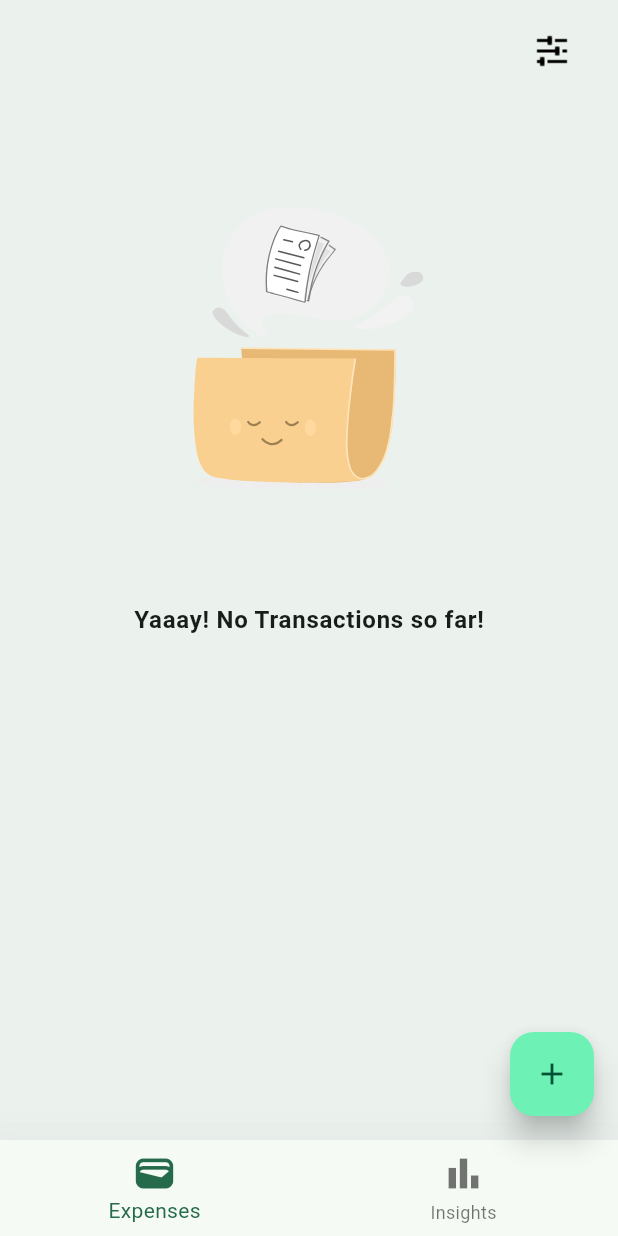
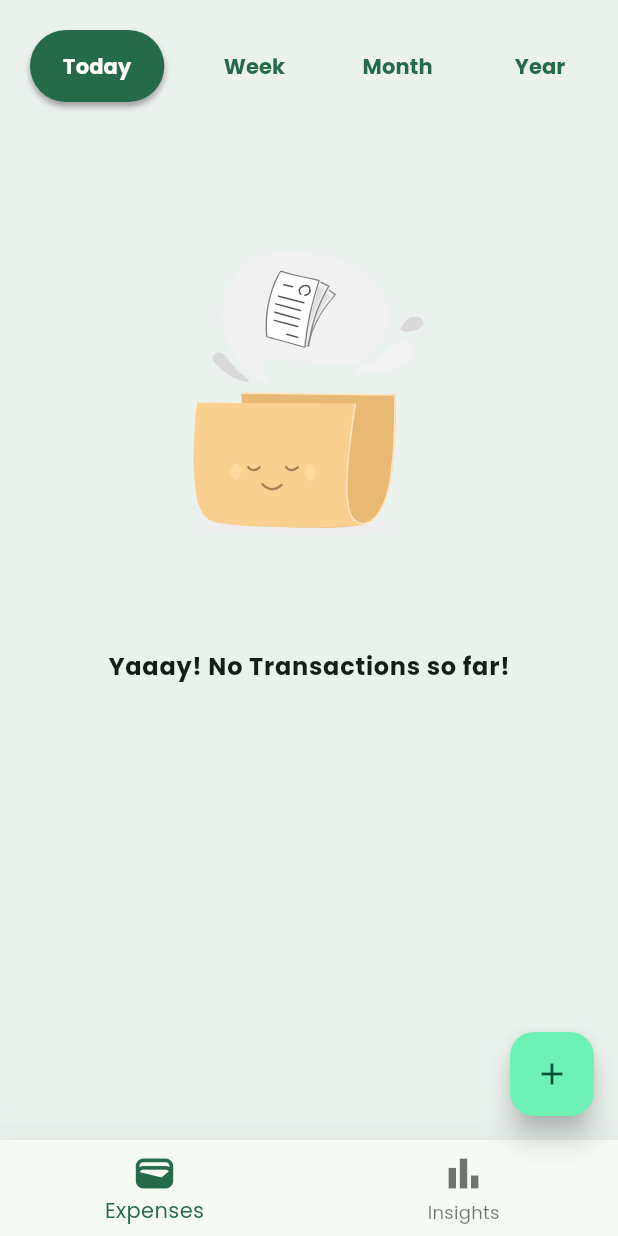
Before and after one commit to suhailamir94/expense_ez, a Flutter app: the screen it shows after launch, on a phone screen of 412 x 824 dp. Run offline on Flutter 3.47's test engine with Material 3 defaults, Android fonts, the phone set to English and light mode, and no system bars; our stand-ins replace fl_chart, flutter_animate, flutter_riverpod, google_fonts, hive, lottie; accounts and stored records are empty.

Commit message:
add filter bar on home screen and remove old filters screen

```diff
--- a/lib/main.dart
+++ b/lib/main.dart
@@ -28,8 +28,9 @@ class MyApp extends StatelessWidget {
       },
       child: MaterialApp(
         title: 'ExpenseEz',
+        debugShowCheckedModeBanner: false,
         theme: ThemeData(
-            fontFamily: GoogleFonts.roboto().fontFamily,
+            fontFamily: GoogleFonts.poppins().fontFamily,
             colorScheme: ColorScheme.fromSeed(
                     seedColor: const Color.fromARGB(255, 72, 223, 157))
                 .copyWith(error: const Color.fromARGB(255, 215, 65, 55))),
--- a/lib/screens/tabs.dart
+++ b/lib/screens/tabs.dart
@@ -2,6 +2,7 @@ import 'package:expense_ez/screens/home.dart';
 import 'package:expense_ez/screens/insights.dart';
 import 'package:expense_ez/widgets/filters.dart';
 import 'package:expense_ez/widgets/new_expense.dart';
+import 'package:expense_ez/widgets/new_filters.dart';
 import 'package:flutter/material.dart';
 import 'package:flutter_animate/flutter_animate.dart';
 import 'package:flutter_riverpod/flutter_riverpod.dart';
@@ -32,16 +33,16 @@ class _TabsScreenState extends ConsumerState<TabsScreen> {
   }
 
   bool isChecked = false;
-  void _showModalBottomSheet(BuildContext context) {
-    showModalBottomSheet(
-      context: context,
-      builder: (BuildContext context) {
-        return Filters(
-          updateHomePage: _onModalStateChange,
-        );
-      },
-    );
-  }
+  // void _showModalBottomSheet(BuildContext context) {
+  //   showModalBottomSheet(
+  //     context: context,
+  //     builder: (BuildContext context) {
+  //       return Filters(
+  //         updateHomePage: _onModalStateChange,
+  //       );
+  //     },
+  //   );
+  // }
 
   void _openAddExpenseOverlay() {
     showModalBottomSheet(
@@ -59,8 +60,9 @@ class _TabsScreenState extends ConsumerState<TabsScreen> {
   @override
   Widget build(BuildContext context) {
     Widget activeScreen = Home(
-      updateWidget:
-          _updateChildWidget, // this is a hack to reload child widget so it could call didUpdateWidget, bad approach, should have done using props/dependencies only
+      updateWidget: _updateChildWidget,
+      // this is a hack to reload child widget
+      //so it could call didUpdateWidget, bad approach, should have done using props/dependencies only
     );
 
     if (_selectedPageIndex == 1) {
@@ -75,11 +77,14 @@ class _TabsScreenState extends ConsumerState<TabsScreen> {
                   mainAxisSize: MainAxisSize.min,
                   crossAxisAlignment: CrossAxisAlignment.end,
                   children: [
-                    IconButton(
-                        onPressed: () {
-                          _showModalBottomSheet(context);
-                        },
-                        icon: Image.asset('assets/icons/filter_icon.png')),
+                    // IconButton(
+                    //     onPressed: () {
+                    //       _showModalBottomSheet(context);
+                    //     },
+                    //     icon: Image.asset('assets/icons/filter_icon.png')),
+                    NewFilters(
+                      updateHomePage: _onModalStateChange,
+                    ),
                     activeScreen
                   ]))),
       resizeToAvoidBottomInset: false,
--- a/lib/widgets/custom_line_chart.dart
+++ b/lib/widgets/custom_line_chart.dart
@@ -1,5 +1,3 @@
-import 'package:flutter/cupertino.dart';
-import 'package:flutter/widgets.dart';
 import 'package:intl/intl.dart';
 
 import 'package:fl_chart/fl_chart.dart';
--- a/lib/widgets/expense_list.dart
+++ b/lib/widgets/expense_list.dart
@@ -19,17 +19,16 @@ class ExpenseList extends ConsumerWidget {
     if (filters['selectedFilterIndex'] > -1) {
       switch (filters['selectedFilterIndex']) {
         case 0:
-          listTitle = 'All Expenses';
+          listTitle = 'Today';
           break;
         case 1:
+          listTitle = 'This Week';
+          break;
+        case 2:
           listTitle = 'This Month';
           break;
-        case 2:
-          listTitle = 'On ${customFormatter.format(filters['selectedDate'])}';
-          break;
         case 3:
-          listTitle =
-              '${customFormatter.format(filters['fromDate'])} - ${customFormatter.format(filters['toDate'])}';
+          listTitle = 'This Year';
           break;
         default:
           listTitle = 'Today';
--- /dev/null
+++ b/lib/widgets/new_filters.dart
@@ -0,0 +1,63 @@
+import 'package:expense_ez/provider/filter_provider.dart';
+import 'package:flutter/material.dart';
+import 'package:flutter_riverpod/flutter_riverpod.dart';
+
+List<String> filters = ['Today', 'Week', 'Month', 'Year'];
+
+class NewFilters extends ConsumerStatefulWidget {
+  const NewFilters({super.key, required this.updateHomePage});
+
+  final Function updateHomePage;
+
+  @override
+  ConsumerState<NewFilters> createState() => _NewFiltersState();
+}
+
+class _NewFiltersState extends ConsumerState<NewFilters> {
+  int selectedFilterIndex = 0;
+
+  @override
+  Widget build(BuildContext context) {
+    return Row(
+      mainAxisAlignment: MainAxisAlignment.spaceBetween,
+      children: [
+        for (int i = 0; i < filters.length; i++)
+          Container(
+              margin: const EdgeInsets.only(top: 10, bottom: 20),
+              padding: selectedFilterIndex == i
+                  ? const EdgeInsets.symmetric(horizontal: 10.0)
+                  : null,
+              decoration: selectedFilterIndex == i
+                  ? BoxDecoration(
+                      borderRadius: BorderRadius.circular(25),
+                      color: Theme.of(context).colorScheme.primary,
+                      boxShadow: const [
+                          BoxShadow(
+                            color: Colors.grey,
+                            blurRadius: 3,
+                            offset: Offset(0, 3),
+                          )
+                        ])
+                  : null,
+              child: TextButton(
+                  onPressed: () {
+                    setState(() {
+                      selectedFilterIndex = i;
+                    });
+                    ref
+                        .read(filterProvider.notifier)
+                        .setFilter(selectedFilterIndex: i);
+                    widget.updateHomePage();
+                  },
+                  child: Text(
+                    filters[i],
+                    style: TextStyle(
+                        fontWeight: FontWeight.bold,
+                        color: selectedFilterIndex == i
+                            ? Colors.white
+                            : Theme.of(context).primaryColor),
+                  ))),
+      ],
+    );
+  }
+}
```
Also changed, not shown: lib/provider/filter_provider.dart (+11 -10 lines), lib/screens/home.dart (+11 -8 lines), lib/utils/util.dart (+11 -0 lines), lib/widgets/filters.dart (+221 -221 lines), lib/widgets/new_expense.dart (+6 -5 lines).
